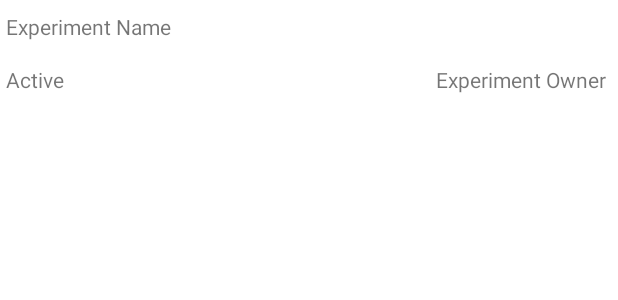
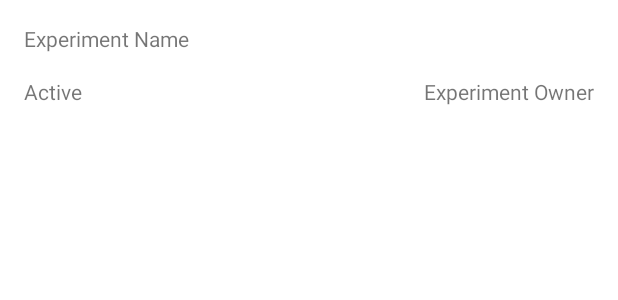
Before and after one commit to CMPUT301W21T03/Experiment-Automata, an Android app: the layout experimentlayout.xml on its own in the app's theme, with its tools: preview values and no code run, on a phone screen of 412 x 824 dp. Shown: the top 300 px of the screen. Run offline under Robolectric (Android 15) with nearby library versions, the phone set to English and light mode, and no system bars.

Commit message:
Updating Experiment Layout so all the margins are 16db

```diff
--- a/code/app/src/main/res/layout/experimentlayout.xml
+++ b/code/app/src/main/res/layout/experimentlayout.xml
@@ -10,9 +10,9 @@
         android:id="@+id/experimentName"
         android:layout_width="wrap_content"
         android:layout_height="wrap_content"
-        android:layout_marginStart="4dp"
-        android:layout_marginLeft="4dp"
-        android:layout_marginTop="8dp"
+        android:layout_marginStart="16dp"
+        android:layout_marginLeft="16dp"
+        android:layout_marginTop="16dp"
         android:text="Experiment Name"
         app:layout_constraintStart_toStartOf="parent"
         app:layout_constraintTop_toTopOf="parent" />
@@ -22,8 +22,8 @@
         android:layout_width="wrap_content"
         android:layout_height="wrap_content"
         android:layout_marginTop="16dp"
-        android:layout_marginEnd="8dp"
-        android:layout_marginRight="8dp"
+        android:layout_marginEnd="16dp"
+        android:layout_marginRight="16dp"
         android:text="Experiment Owner"
         app:layout_constraintEnd_toEndOf="parent"
         app:layout_constraintTop_toBottomOf="@+id/experimentName" />
@@ -32,8 +32,8 @@
         android:id="@+id/experimentActivity"
         android:layout_width="wrap_content"
         android:layout_height="wrap_content"
-        android:layout_marginStart="4dp"
-        android:layout_marginLeft="4dp"
+        android:layout_marginStart="16dp"
+        android:layout_marginLeft="16dp"
         android:layout_marginTop="16dp"
         android:text="Active"
         app:layout_constraintStart_toStartOf="parent"
```
